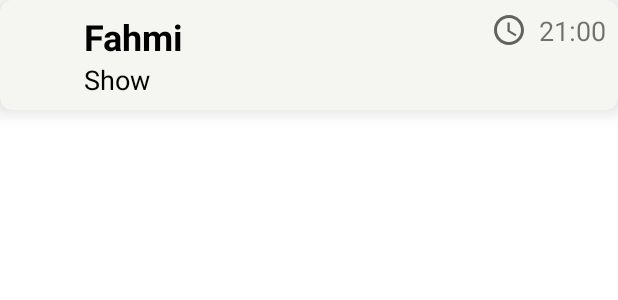
After one commit to fahmi54321/ChatAppWithFirebase, an Android app: the layout layout_chat_item.xml on its own in the app's theme, with its tools: preview values and no code run, on a phone screen of 412 x 824 dp. The commit adds this screen. Shown: the top 300 px of the screen. Run offline under Robolectric (Android 15) with nearby library versions, the phone set to English and light mode, and no system bars.

Commit message:
chat history

```diff
--- a/app/src/main/java/com/android/chatappwithfirebase/Common/Common.java
+++ b/app/src/main/java/com/android/chatappwithfirebase/Common/Common.java
@@ -5,5 +5,6 @@ import com.firebase.ui.auth.data.model.User;
 
 public class Common {
     public static final String USER_REFERENCE = "People";
+    public static final String CHAT_LIST_REFERENCE = "ChatList";
     public static UserModel currentUser = new UserModel();
 }
--- /dev/null
+++ b/app/src/main/res/drawable/ic_baseline_access_time_24.xml
@@ -0,0 +1,13 @@
+<vector xmlns:android="http://schemas.android.com/apk/res/android"
+    android:width="24dp"
+    android:height="24dp"
+    android:viewportWidth="24"
+    android:viewportHeight="24"
+    android:tint="?attr/colorControlNormal">
+  <path
+      android:fillColor="@android:color/white"
+      android:pathData="M11.99,2C6.47,2 2,6.48 2,12s4.47,10 9.99,10C17.52,22 22,17.52 22,12S17.52,2 11.99,2zM12,20c-4.42,0 -8,-3.58 -8,-8s3.58,-8 8,-8 8,3.58 8,8 -3.58,8 -8,8z"/>
+  <path
+      android:fillColor="@android:color/white"
+      android:pathData="M12.5,7H11v6l5.25,3.15 0.75,-1.23 -4.5,-2.67z"/>
+</vector>
--- a/app/src/main/res/layout/chat_fragment.xml
+++ b/app/src/main/res/layout/chat_fragment.xml
@@ -5,9 +5,10 @@
     android:layout_height="match_parent"
     tools:context=".Fragments.ChatFragment">
 
-    <TextView
+<!--    todo 1 (chat history) next chat fragment-->
+    <androidx.recyclerview.widget.RecyclerView
         android:layout_width="match_parent"
         android:layout_height="match_parent"
-        android:text="Hello" />
+        android:id="@+id/rv_chat"></androidx.recyclerview.widget.RecyclerView>
 
 </FrameLayout>
--- /dev/null
+++ b/app/src/main/res/layout/layout_chat_item.xml
@@ -0,0 +1,67 @@
+<?xml version="1.0" encoding="utf-8"?>
+<androidx.cardview.widget.CardView xmlns:android="http://schemas.android.com/apk/res/android"
+    android:layout_width="match_parent"
+    android:layout_height="wrap_content"
+    xmlns:app="http://schemas.android.com/apk/res-auto"
+    app:cardBackgroundColor="#f5f6f1"
+    app:cardCornerRadius="8dp"
+    app:cardElevation="8dp">
+
+    <RelativeLayout
+        android:layout_width="match_parent"
+        android:layout_height="wrap_content"
+        android:padding="8dp">
+
+        <ImageView
+            android:layout_width="40dp"
+            android:layout_height="40dp"
+            android:layout_centerVertical="true"
+            android:id="@+id/img_avatar"></ImageView>
+        <LinearLayout
+            android:layout_width="match_parent"
+            android:layout_height="wrap_content"
+            android:layout_toRightOf="@id/img_avatar"
+            android:orientation="vertical"
+            android:layout_marginLeft="8dp">
+
+            <TextView
+                android:layout_width="wrap_content"
+                android:layout_height="wrap_content"
+                android:id="@+id/txt_name"
+                android:text="Fahmi"
+                android:textSize="24sp"
+                android:textStyle="bold"
+                android:textColor="@color/black"></TextView>
+            <TextView
+                android:layout_width="wrap_content"
+                android:layout_height="wrap_content"
+                android:id="@+id/txt_last_message"
+                android:text="Show"
+                android:textSize="18sp"
+                android:textColor="@color/black"></TextView>
+
+        </LinearLayout>
+
+        <LinearLayout
+            android:layout_width="wrap_content"
+            android:layout_height="wrap_content"
+            android:layout_alignParentRight="true"
+            android:orientation="horizontal">
+
+            <ImageView
+                android:layout_width="wrap_content"
+                android:layout_height="wrap_content"
+                android:layout_marginRight="8dp"
+                android:src="@drawable/ic_baseline_access_time_24"></ImageView>
+
+            <TextView
+                android:layout_width="wrap_content"
+                android:layout_height="wrap_content"
+                android:id="@+id/txt_time"
+                android:text="21:00"
+                android:textSize="18sp"></TextView>
+        </LinearLayout>
+
+    </RelativeLayout>
+
+</androidx.cardview.widget.CardView>
```
Also changed, not shown: app/src/main/java/com/android/chatappwithfirebase/Fragments/ChatFragment.java (+109 -1 lines), app/src/main/java/com/android/chatappwithfirebase/Model/ChatInfoModel.java (added, +65 -0 lines), app/src/main/java/com/android/chatappwithfirebase/ViewHolder/ChatInfoHolder.java (added, +33 -0 lines).
